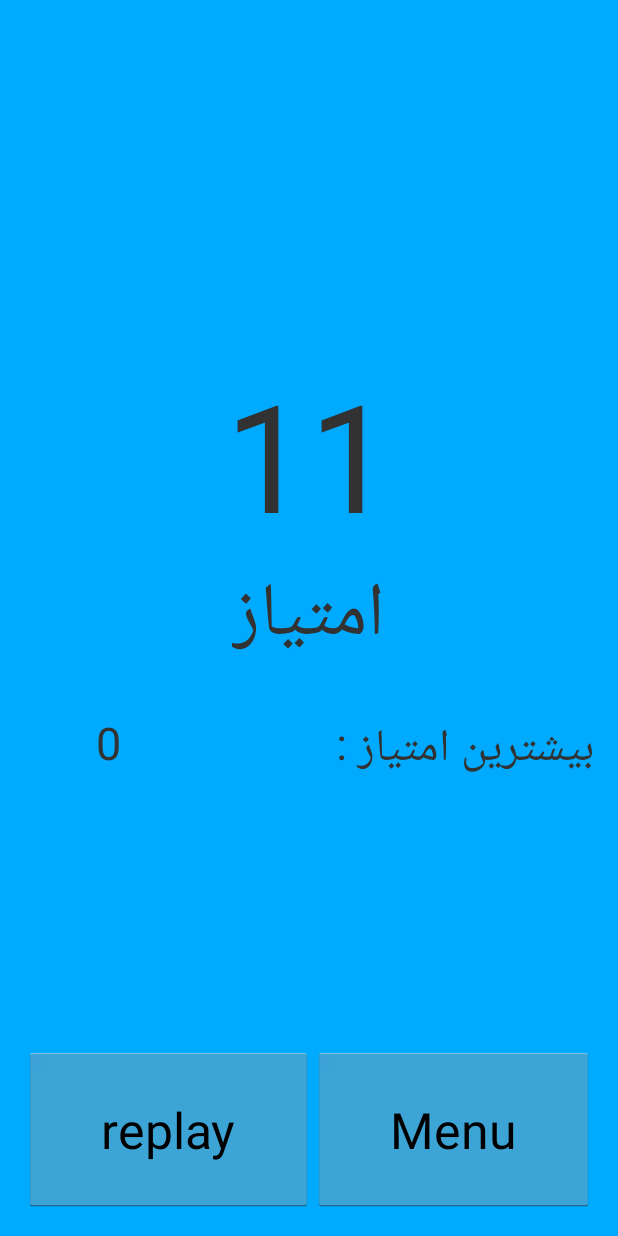
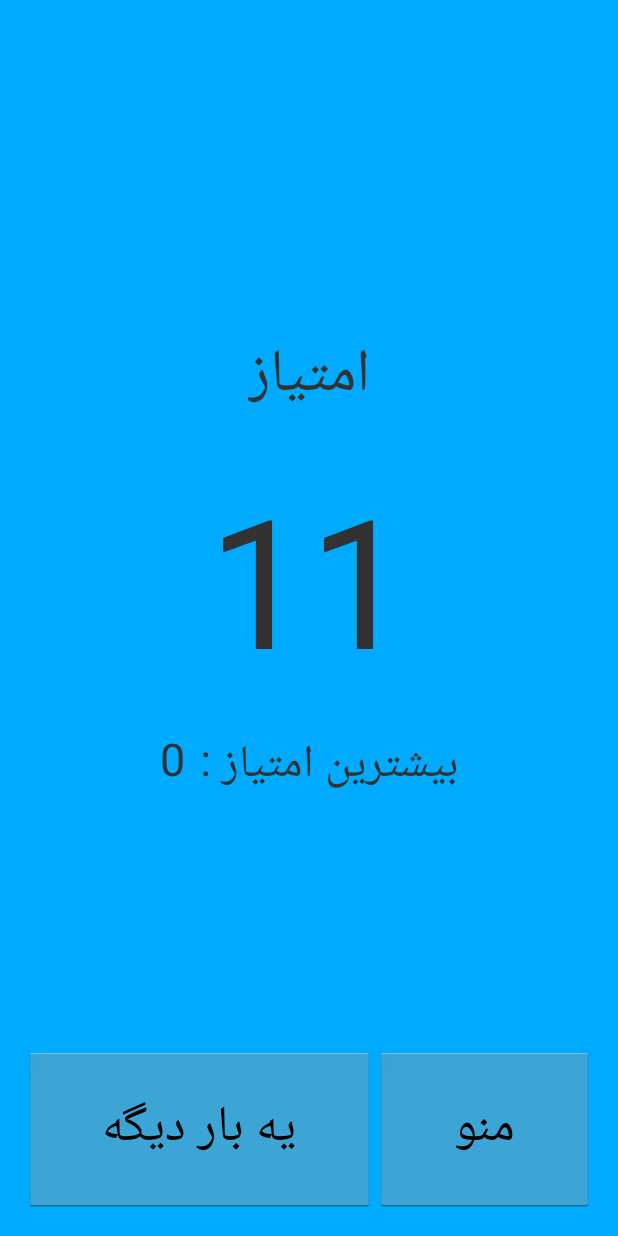
Before and after one commit to MahmoudRoid/baziriazi, an Android app: the Result screen opened directly, with no data from a screen before it, on a phone screen of 412 x 824 dp. Run offline under Robolectric (Android 15) with nearby library versions, the light colour scheme and no system bars.

Commit message:
bug fixed

```diff
--- a/app/src/main/res/layout/activity_result.xml
+++ b/app/src/main/res/layout/activity_result.xml
@@ -9,7 +9,22 @@
     tools:context="Mahmoud.baziriazi.Result"
     android:background="#00abff">
 
+<RelativeLayout
+    android:layout_width="fill_parent"
+    android:layout_height="wrap_content"
+    android:layout_centerVertical="true"
+    android:layout_marginTop="50dp"
+    android:paddingBottom="70dp">
 
+
+    <TextView
+        android:id="@+id/textView2"
+        android:layout_width="wrap_content"
+        android:layout_height="wrap_content"
+        android:layout_centerHorizontal="true"
+        android:paddingBottom="20dp"
+        android:text="@string/emtiaz"
+        android:textSize="40sp" />
 
 
     <TextView
@@ -17,23 +32,17 @@
         android:layout_width="wrap_content"
         android:layout_height="wrap_content"
         android:layout_centerHorizontal="true"
-        android:layout_above="@+id/textView2"
+        android:layout_centerVertical="true"
+        android:layout_below="@+id/textView2"
         android:text="11"
-        android:textSize="100sp" />
+        android:textSize="120sp" />
 
-    <TextView
-        android:id="@+id/textView2"
+    <LinearLayout
         android:layout_width="wrap_content"
         android:layout_height="wrap_content"
+        android:id="@+id/linear_bestresult"
+        android:layout_below="@+id/textView1"
         android:layout_centerHorizontal="true"
-        android:layout_centerVertical="true"
-        android:text="@string/emtiaz"
-        android:textSize="50sp" />
-    <LinearLayout
-        android:layout_width="match_parent"
-        android:layout_height="wrap_content"
-        android:id="@+id/linear_bestresult"
-        android:layout_below="@+id/textView2"
         android:paddingTop="20dp"
         android:weightSum="1">
 
@@ -42,10 +51,8 @@
             android:id="@+id/textView4"
             android:layout_width="wrap_content"
             android:layout_height="wrap_content"
-            android:layout_gravity="left"
-            android:layout_alignParentLeft="true"
+            android:layout_gravity="start"
             android:layout_weight="0.5"
-            android:gravity="center_horizontal"
             android:text="0"
             android:textSize="30sp" />
 
@@ -53,20 +60,21 @@
             android:id="@+id/textView3"
             android:layout_width="wrap_content"
             android:layout_height="wrap_content"
-            android:layout_gravity="right"
+            android:layout_gravity="end"
             android:layout_weight="0.5"
             android:text="@string/best_result"
-            android:textSize="30sp" />
+            android:paddingLeft="10dp"
+            android:textSize="30sp"
+          />
 
 
 
 
     </LinearLayout>
 
+</RelativeLayout>
 
-
-    <!-- baraye 3 buttone paeen -->
-
+   <!-- baraye 3 buttone paeen -->
 
     <LinearLayout
         android:id="@+id/linearLayout1"
@@ -83,7 +91,7 @@
             android:layout_alignParentBottom="true"
             android:layout_alignParentRight="true"
             android:layout_weight=".5"
-            android:text="replay"
+            android:text="یه بار دیگه"
             android:textSize="33sp"
             android:onClick="replay"/>
 
@@ -94,7 +102,7 @@
             android:layout_alignParentBottom="true"
             android:layout_alignParentLeft="true"
             android:layout_weight=".5"
-            android:text="Menu"
+            android:text="منو"
             android:textSize="33sp"
             android:onClick="goto_menu" />
     </LinearLayout>
```
Also changed, not shown: app/src/main/res/layout/activity_playasan.xml (+29 -20 lines), app/src/main/res/layout/activity_playmotevaset.xml (+32 -33 lines), app/src/main/res/layout/activity_playsakht.xml (+32 -33 lines).
